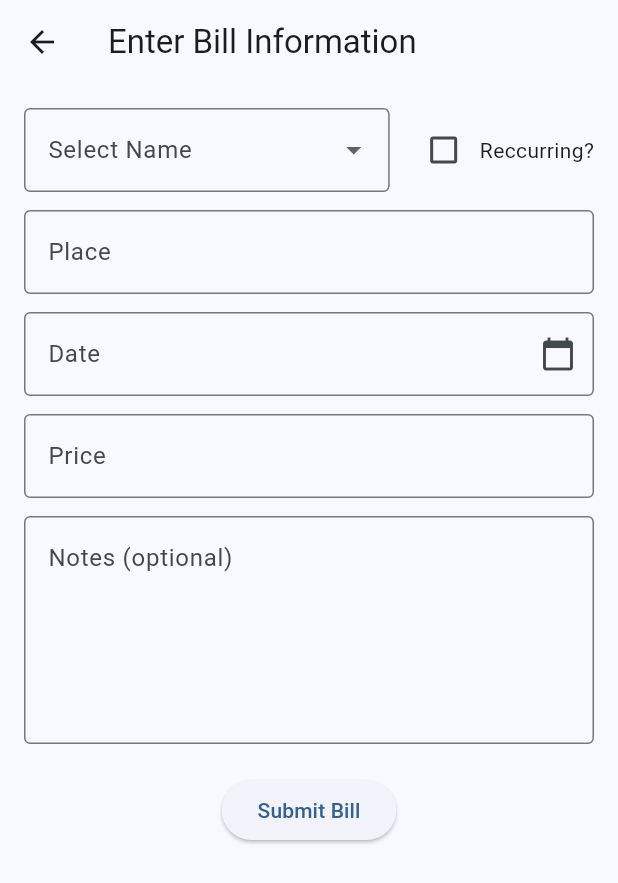
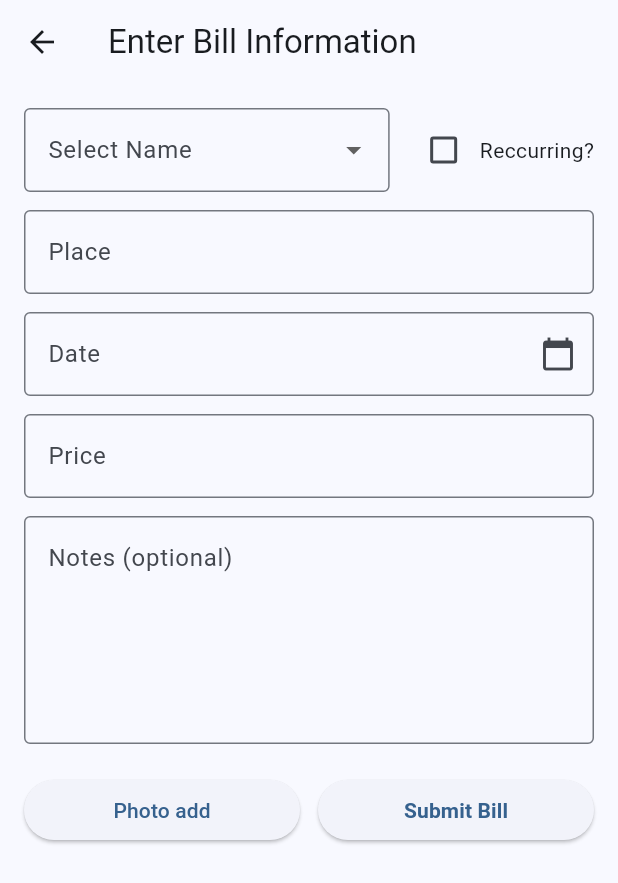
Before and after one commit to KeiranMacKay/MobileDevFinalProject, a Flutter app: the AddBill screen opened directly, on a phone screen of 412 x 824 dp. Shown: the top 883 px of the screen. Run offline on Flutter 3.47's test engine with Material 3 defaults, Android fonts, the phone set to English and light mode, and no system bars; our stand-ins replace fl_chart, flutter_local_notifications.

Commit message:
Update add_bill.dart

```diff
--- a/lib/pages/add_bill.dart
+++ b/lib/pages/add_bill.dart
@@ -28,7 +28,7 @@ class _BillEntryFormState extends State<AddBill> {
       double price = double.parse(_priceController.text);
       String? notes = _notesController.text.isEmpty ? null : _notesController.text;
 
-      //temp just for testing
+      //temp just for testing, hook up the database here so that the submission fields go to the database
       print('Name: $_selectedName, Place: $place, Date: $date, Price: $price, Reoccurring: $_isReoccurring, Notes: $notes');
 
       _placeController.clear();
@@ -190,11 +190,36 @@ class _BillEntryFormState extends State<AddBill> {
                 ),
                 const SizedBox(height: 20),
 
-                //submission button
+                //final buttons
                 Center(
-                  child: ElevatedButton(
-                    onPressed: _submit,
-                    child: const Text('Submit Bill'),
+                  child: Row(
+                    mainAxisAlignment: MainAxisAlignment.center,
+                    children: [
+
+                      //photo add button (does nothing right now, needs to be hooked up to camera and whatever that does)
+                      Expanded(
+                        child: ElevatedButton(
+                          onPressed: () {},
+                          child: const Text(
+                            'Photo add',
+                          ),
+                        ),
+                      ),
+
+                      const SizedBox(width: 12),
+
+                      //bill submission, all fields must be complete besides notes
+                      Expanded(
+                        child: ElevatedButton(
+                          onPressed: _submit,
+                          child: const Text(
+                            'Submit Bill',
+                            style: TextStyle(fontWeight: FontWeight.bold),
+                          ),
+                        ),
+                      ),
+
+                    ],
                   ),
                 ),
 
```
